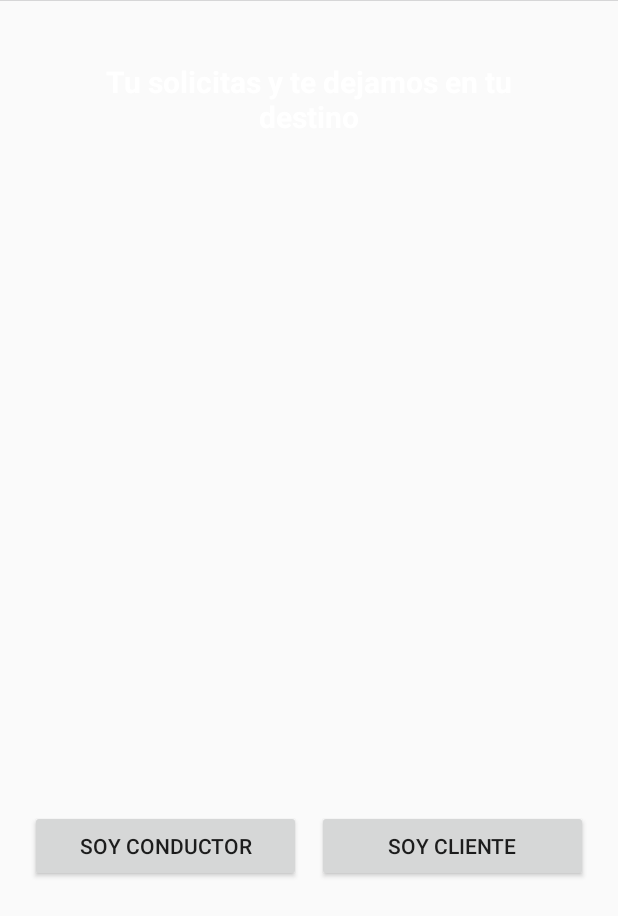
After one commit to lfmll/unviaje, an Android app built with Jetpack Compose: the layout activity_main.xml on its own in the app's theme, with its tools: preview values and no code run, on a phone screen of 412 x 824 dp. The commit adds this screen. Shown: the top 916 px of the screen. Run offline under Robolectric (Android 15) with nearby library versions, the phone set to English and light mode, and no system bars.

Commit message:
1.1 creacion de pagina de inicio

```diff
--- a/app/build.gradle
+++ b/app/build.gradle
@@ -67,4 +67,5 @@ dependencies {
     debugImplementation 'androidx.compose.ui:ui-test-manifest'
     implementation platform('com.google.firebase:firebase-bom:32.2.3')
     implementation 'com.google.firebase:firebase-analytics-ktx'
+    implementation 'com.google.android.material:material:1.9.0'
 }
--- a/app/src/main/AndroidManifest.xml
+++ b/app/src/main/AndroidManifest.xml
@@ -7,7 +7,7 @@
         android:dataExtractionRules="@xml/data_extraction_rules"
         android:fullBackupContent="@xml/backup_rules"
         android:icon="@mipmap/ic_launcher"
-        android:label="@string/app_name"
+        android:label="Luis Fernando Medina"
         android:roundIcon="@mipmap/ic_launcher_round"
         android:supportsRtl="true"
         android:theme="@style/Theme.UnViaje"
--- /dev/null
+++ b/app/src/main/res/layout/activity_main.xml
@@ -0,0 +1,58 @@
+<?xml version="1.0" encoding="utf-8"?>
+<androidx.coordinatorlayout.widget.CoordinatorLayout
+    xmlns:android="http://schemas.android.com/apk/res/android"
+    xmlns:app="http://schemas.android.com/apk/res-auto"
+    xmlns:tools="http://schemas.android.com/tools"
+    android:layout_width="match_parent"
+    android:layout_height="match_parent"
+    android:fitsSystemWindows="true"
+    tools:context=".MainActivity">
+
+
+    <LinearLayout
+        android:layout_width="match_parent"
+        android:layout_height="match_parent"
+        android:orientation="vertical">
+
+
+        <ImageView
+            android:id="@+id/imageView"
+            android:layout_width="match_parent"
+            android:layout_height="wrap_content"
+            tools:srcCompat="@tools:sample/avatars" />
+
+        <TextView
+            android:layout_width="match_parent"
+            android:layout_height="439dp"
+            android:layout_margin="40dp"
+            android:text="Tu solicitas y te dejamos en tu destino"
+            android:textAlignment="center"
+            android:textColor="@color/white"
+            android:textSize="20sp"
+            android:textStyle="bold" />
+
+        <LinearLayout
+            android:layout_width="match_parent"
+            android:layout_height="wrap_content"
+            android:orientation="horizontal"
+            android:gravity="bottom"
+            android:layout_margin="20dp">
+
+            <Button
+                android:layout_width="0dp"
+                android:layout_weight="1"
+                android:layout_height="wrap_content"
+                android:layout_marginRight="5dp"
+                android:text="Soy Conductor"/>
+
+            <Button
+                android:layout_width="0dp"
+                android:layout_weight="1"
+                android:layout_height="wrap_content"
+                android:layout_marginLeft="5dp"
+                android:text="Soy Cliente"/>
+
+        </LinearLayout>
+
+    </LinearLayout>
+</androidx.coordinatorlayout.widget.CoordinatorLayout>
--- a/app/src/main/res/values/colors.xml
+++ b/app/src/main/res/values/colors.xml
@@ -7,4 +7,7 @@
     <color name="teal_700">#FF018786</color>
     <color name="black">#FF000000</color>
     <color name="white">#FFFFFFFF</color>
+    <color name="ambar">#FFC107</color>
+    <color name="gris">#757575</color>
+
 </resources>
```
Also changed, not shown: app/src/main/java/com/lfmll/unviaje/MainActivity.kt (+1 -25 lines), 1 other file.
